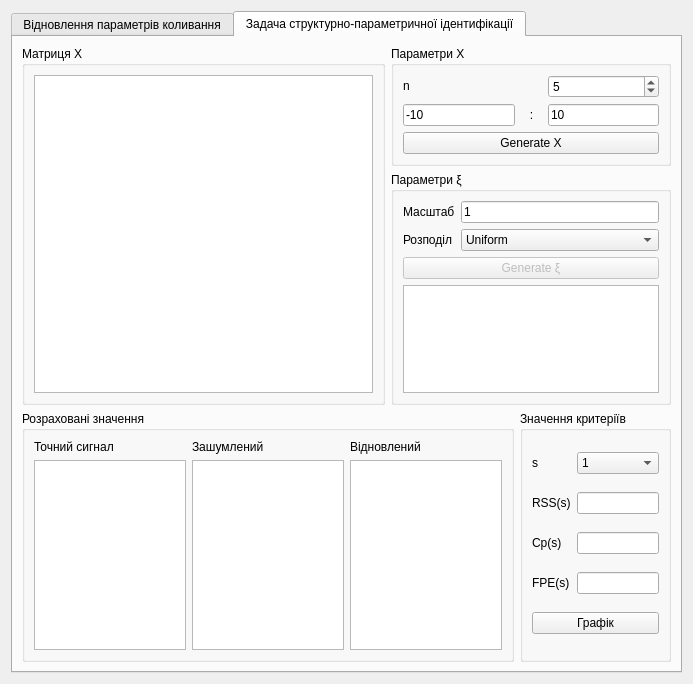
Megalitum/CSM_3, file main_window.ui: the form before one commit.
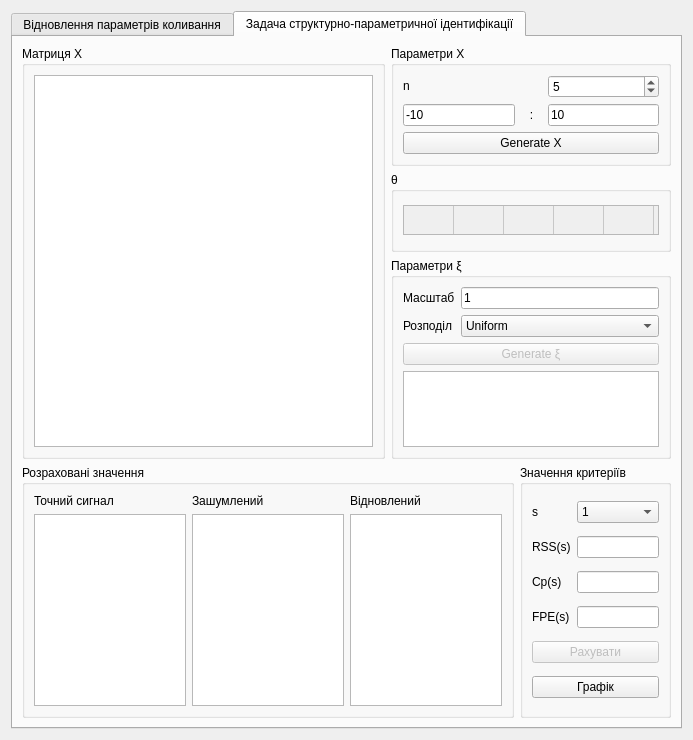
The form after the commit.

Commit message: Created interface for part 2.

```diff
--- a/main_window.ui
+++ b/main_window.ui
@@ -7,7 +7,7 @@
     <x>0</x>
     <y>0</y>
     <width>693</width>
-    <height>684</height>
+    <height>740</height>
    </rect>
   </property>
   <property name="windowTitle">
@@ -375,7 +375,7 @@
        <string>Задача структурно-параметричної ідентифікації</string>
       </attribute>
       <layout class="QGridLayout" name="gridLayout_9">
-       <item row="0" column="0" rowspan="2">
+       <item row="0" column="0" rowspan="3">
         <widget class="QGroupBox" name="groupBox_9">
          <property name="minimumSize">
           <size>
@@ -392,6 +392,9 @@
             <property name="editTriggers">
              <set>QAbstractItemView::NoEditTriggers</set>
             </property>
+            <attribute name="horizontalHeaderDefaultSectionSize">
+             <number>50</number>
+            </attribute>
            </widget>
           </item>
          </layout>
@@ -479,7 +482,56 @@
         </widget>
        </item>
        <item row="1" column="1" colspan="2">
+        <widget class="QGroupBox" name="groupBox_12">
+         <property name="title">
+          <string>θ</string>
+         </property>
+         <layout class="QHBoxLayout" name="horizontalLayout_6">
+          <item>
+           <widget class="QTableWidget" name="thetaTable">
+            <property name="enabled">
+             <bool>false</bool>
+            </property>
+            <property name="maximumSize">
+             <size>
+              <width>16777215</width>
+              <height>30</height>
+             </size>
+            </property>
+            <property name="rowCount">
+             <number>1</number>
+            </property>
+            <property name="columnCount">
+             <number>5</number>
+            </property>
+            <attribute name="horizontalHeaderVisible">
+             <bool>false</bool>
+            </attribute>
+            <attribute name="horizontalHeaderDefaultSectionSize">
+             <number>50</number>
+            </attribute>
+            <attribute name="verticalHeaderVisible">
+             <bool>false</bool>
+            </attribute>
+            <row/>
+            <column/>
+            <column/>
+            <column/>
+            <column/>
+            <column/>
+           </widget>
+          </item>
+         </layout>
+        </widget>
+       </item>
+       <item row="2" column="1" colspan="2">
         <widget class="QGroupBox" name="groupBox_8">
+         <property name="maximumSize">
+          <size>
+           <width>286</width>
+           <height>201</height>
+          </size>
+         </property>
          <property name="title">
           <string>Параметри ξ</string>
          </property>
@@ -542,7 +594,7 @@
          </layout>
         </widget>
        </item>
-       <item row="2" column="0" colspan="2">
+       <item row="3" column="0" colspan="2">
         <widget class="QGroupBox" name="groupBox_10">
          <property name="minimumSize">
           <size>
@@ -605,7 +657,7 @@
          </layout>
         </widget>
        </item>
-       <item row="2" column="2">
+       <item row="3" column="2">
         <widget class="QGroupBox" name="groupBox_11">
          <property name="minimumSize">
           <size>
@@ -701,13 +753,23 @@
             </property>
            </widget>
           </item>
-          <item row="4" column="0" colspan="2">
+          <item row="5" column="0" colspan="2">
            <widget class="QPushButton" name="plotButton">
             <property name="text">
              <string>Графік</string>
             </property>
            </widget>
           </item>
+          <item row="4" column="0" colspan="2">
+           <widget class="QPushButton" name="calcYbutton">
+            <property name="enabled">
+             <bool>false</bool>
+            </property>
+            <property name="text">
+             <string>Рахувати</string>
+            </property>
+           </widget>
+          </item>
          </layout>
         </widget>
        </item>
```
Left out of the diff: 95 changed lines with no effect on the pictures. The commit also changes 1 other file.
